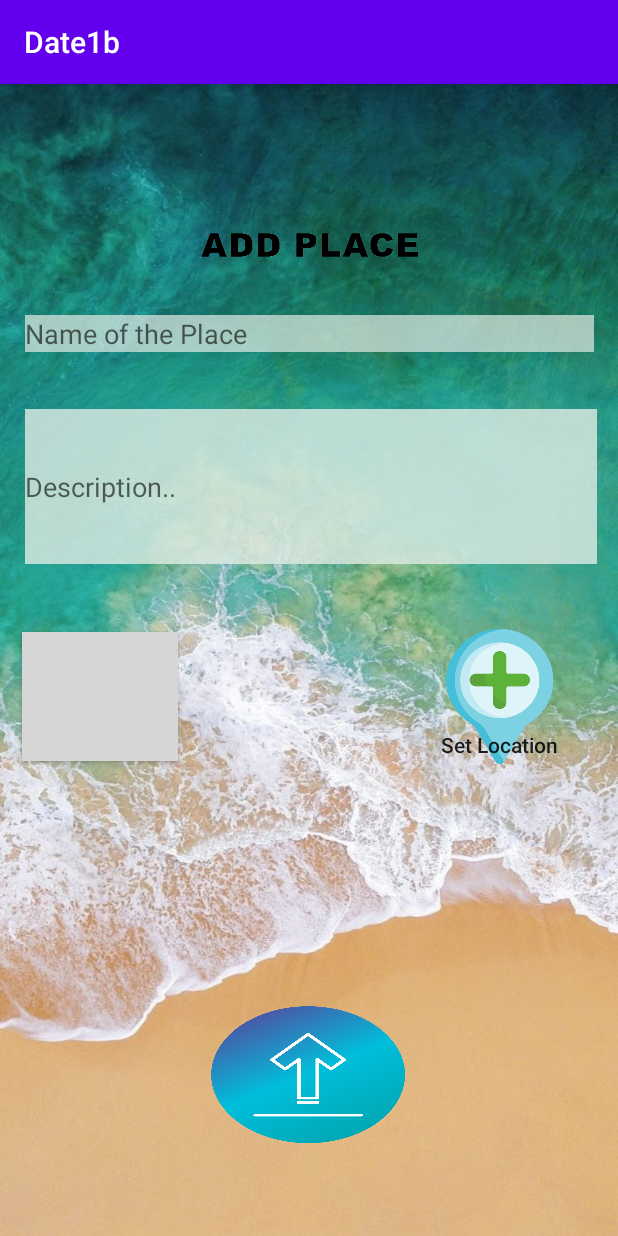
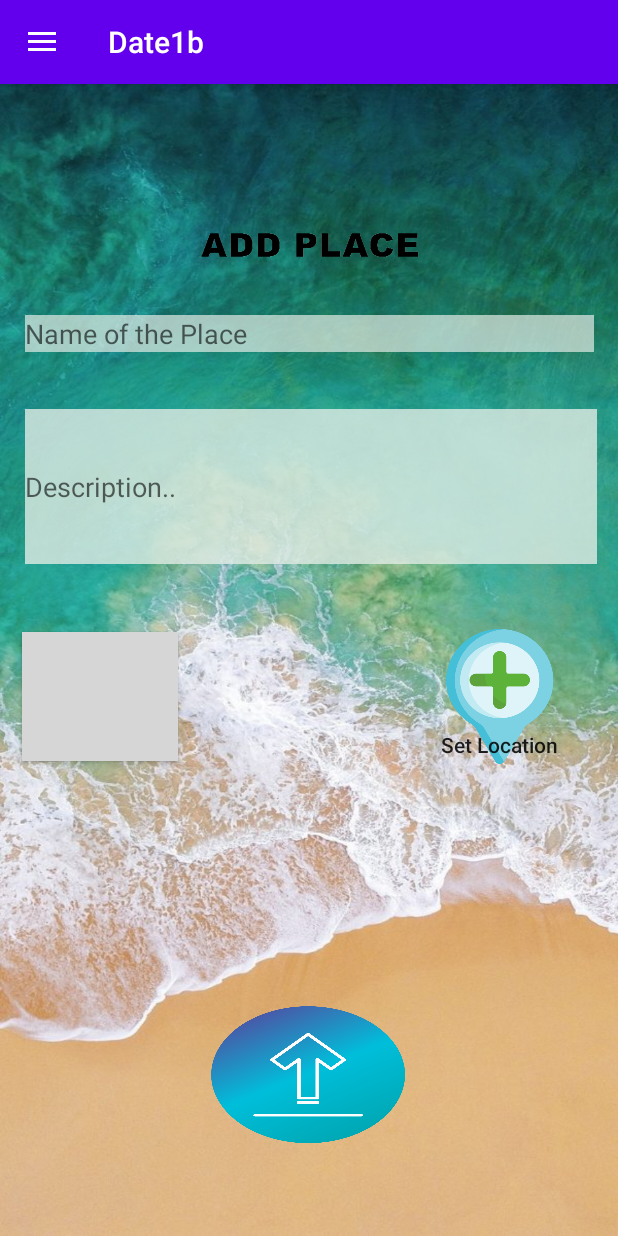
Before and after one commit to NDM-123/GetDate, an Android app: the AddPlace screen opened directly, with no data from a screen before it, on a phone screen of 412 x 824 dp. Run offline under Robolectric (Android 15) with nearby library versions, the phone set to English and light mode, and no system bars; our stand-ins replace Firebase (no records; nobody signed in at launch, a user with empty details on screens opened directly); grey boxes are pictures that could not be loaded.

Commit message:
add place menu

```diff
--- a/app/src/main/java/com/example/date1b/Admin.java
+++ b/app/src/main/java/com/example/date1b/Admin.java
@@ -17,7 +17,6 @@ import androidx.appcompat.app.AppCompatActivity;
 import androidx.drawerlayout.widget.DrawerLayout;
 
 import com.google.android.material.navigation.NavigationView;
-import com.google.firebase.auth.FirebaseAuth;
 import com.google.firebase.firestore.DocumentChange;
 import com.google.firebase.firestore.DocumentSnapshot;
 import com.google.firebase.firestore.EventListener;
@@ -115,6 +114,7 @@ public class Admin extends AppCompatActivity {
         searchBar.setThreshold(1);
         searchBar.setAdapter(adapter);
 
+
         // drawer layout instance to toggle the menu icon to open
         // drawer and back button to close drawer
         drawerLayout = findViewById(R.id.my_drawer_layout);
@@ -168,8 +168,9 @@ public class Admin extends AppCompatActivity {
             }
         });
 
+
+
     }
-
 
     // override the onOptionsItemSelected()
     // function to implement
--- a/app/src/main/res/layout/activity_add_place.xml
+++ b/app/src/main/res/layout/activity_add_place.xml
@@ -1,4 +1,15 @@
 <?xml version="1.0" encoding="utf-8"?>
+
+
+<androidx.drawerlayout.widget.DrawerLayout
+    xmlns:android="http://schemas.android.com/apk/res/android"
+    xmlns:app="http://schemas.android.com/apk/res-auto"
+    xmlns:tools="http://schemas.android.com/tools"
+    android:layout_width="match_parent"
+    android:layout_height="match_parent"
+    android:id="@+id/my_drawer_layout">
+
+
 <androidx.constraintlayout.widget.ConstraintLayout xmlns:android="http://schemas.android.com/apk/res/android"
     xmlns:app="http://schemas.android.com/apk/res-auto"
     xmlns:tools="http://schemas.android.com/tools"
@@ -111,3 +122,17 @@
         app:layout_constraintTop_toTopOf="parent" />
 
 </androidx.constraintlayout.widget.ConstraintLayout>
+
+
+    <com.google.android.material.navigation.NavigationView
+        app:layout_constraintBottom_toBottomOf="parent"
+        app:layout_constraintLeft_toLeftOf="parent"
+        app:layout_constraintRight_toRightOf="parent"
+        android:id="@+id/nav_view"
+        android:layout_width="wrap_content"
+        android:layout_height="match_parent"
+        android:layout_gravity="start"
+        app:menu="@menu/navigation_menu" />
+
+
+</androidx.drawerlayout.widget.DrawerLayout>
--- a/app/src/main/res/layout/activity_remove_location.xml
+++ b/app/src/main/res/layout/activity_remove_location.xml
@@ -27,7 +27,6 @@
             app:layout_constraintStart_toStartOf="parent"
             app:layout_constraintTop_toTopOf="parent"
             app:srcCompat="@drawable/logo4" />
-
         <TextView
             android:id="@+id/removeText"
             android:layout_width="146dp"
@@ -52,7 +51,7 @@
             android:layout_marginTop="478dp"
             android:layout_marginEnd="104dp"
             android:layout_marginBottom="224dp"
-            android:text="Remove By Coordinates"
+            android:text="Remove By Cordinate"
             android:textSize="36sp"
             app:autoSizeTextType="uniform"
             app:layout_constraintBottom_toBottomOf="parent"
```
Also changed, not shown: app/src/main/java/com/example/date1b/AddPlace.java (+74 -19 lines).
